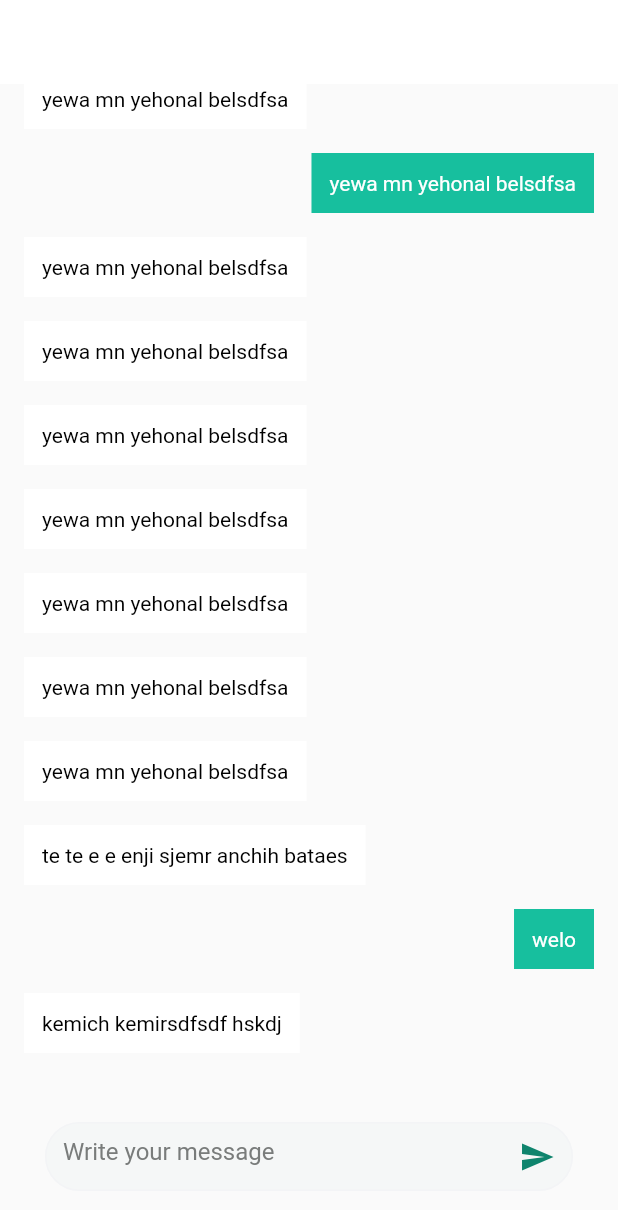
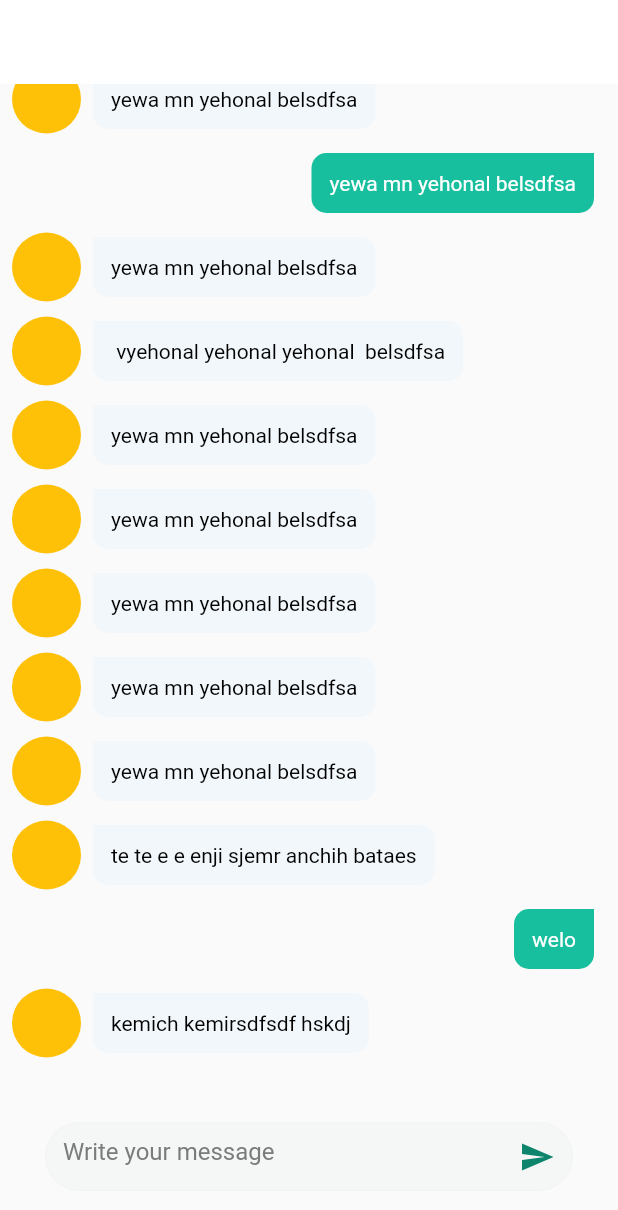
Before and after one commit to natidever/simpleChatUiFlutter, a Flutter app: the screen it shows after launch, on a phone screen of 412 x 824 dp. Shown: the top 1210 px of the screen. Run offline on Flutter 3.47's test engine with Material 2 defaults, Android fonts, the phone set to English and light mode, and no system bars; drawn by our look-alikes of grouped_list; missing offline and left inert: chatview.

Commit message:
message with profile picture

```diff
--- a/lib/chatUi.dart
+++ b/lib/chatUi.dart
@@ -37,7 +37,7 @@ class _ChatUiState extends State<ChatUi> {
     UserMessage(
         date: DateTime.now(),
         isSentByMe: false,
-        text: 'yewa mn yehonal belsdfsa'),
+        text: ' vyehonal yehonal yehonal  belsdfsa'),
     UserMessage(
         date: DateTime.now(),
         isSentByMe: false,
@@ -101,17 +101,37 @@ class _ChatUiState extends State<ChatUi> {
               elements: messageList,
               groupBy: (message) => DateTime(
                   message.date.year, message.date.month, message.date.day),
-              itemBuilder: (context, UserMessage message) => Align(
-                  alignment: message.isSentByMe
-                      ? Alignment.centerRight
-                      : Alignment.centerLeft,
-                  child: Padding(
+              itemBuilder: (context, UserMessage message) => Row(
+                mainAxisAlignment: message.isSentByMe
+                    ? MainAxisAlignment.end
+                    : MainAxisAlignment.start,
+                children: [
+                  message.isSentByMe
+                      ? Container()
+                      : CircleAvatar(
+                          backgroundColor: Colors.amber,
+                          radius: 23,
+                        ),
+                  Padding(
                     padding: const EdgeInsets.all(8.0),
                     child: Container(
-                      color: message.isSentByMe
-                          ? Color.fromRGBO(23, 191, 158, 1)
-                          : Colors.white,
                       // elevation: 8,
+                      decoration: BoxDecoration(
+                        color: message.isSentByMe
+                            ? Color.fromRGBO(23, 191, 158, 1)
+                            : Color.fromRGBO(242, 247, 251, 1),
+                        borderRadius: message.isSentByMe
+                            ? BorderRadius.only(
+                                bottomLeft: Radius.circular(10),
+                                bottomRight: Radius.circular(10),
+                                topLeft: Radius.circular(10),
+                              )
+                            : BorderRadius.only(
+                                bottomLeft: Radius.circular(10),
+                                bottomRight: Radius.circular(10),
+                                topRight: Radius.circular(10),
+                              ),
+                      ),
                       child: Padding(
                         padding: EdgeInsets.all(12),
                         child: Text(message.text,
@@ -121,7 +141,9 @@ class _ChatUiState extends State<ChatUi> {
                                     : Colors.black)),
                       ),
                     ),
-                  )),
+                  ),
+                ],
+              ),
             )),
             Padding(
               padding: const EdgeInsets.all(30.0),
```
Also changed, not shown: 1 other file.
